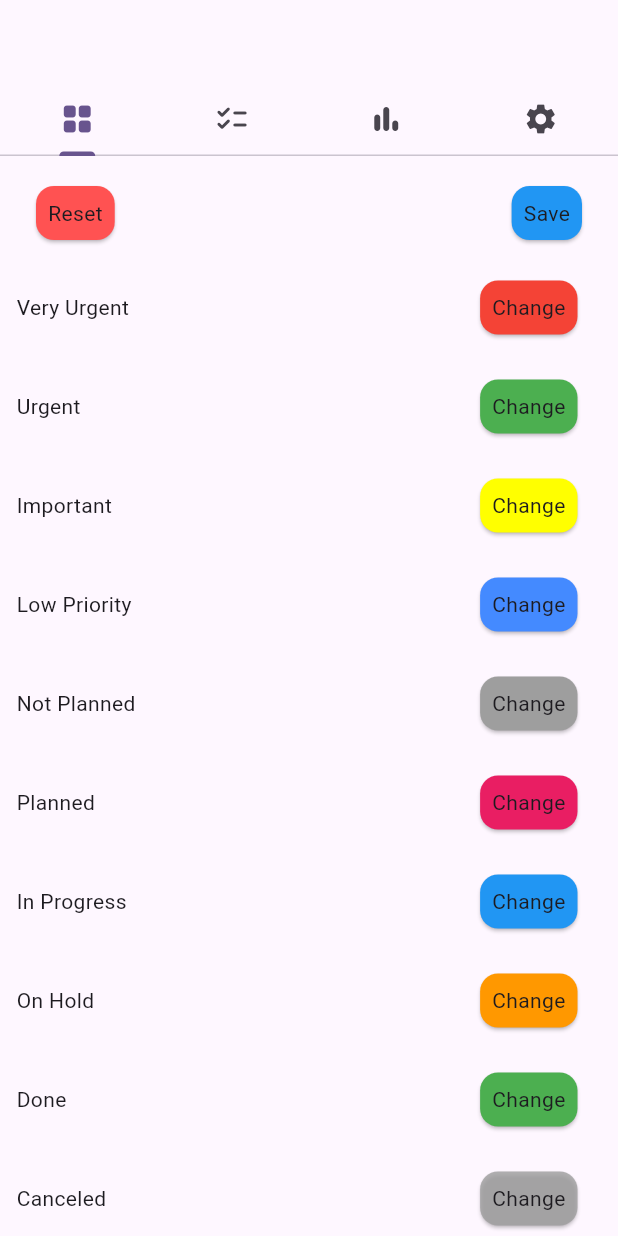
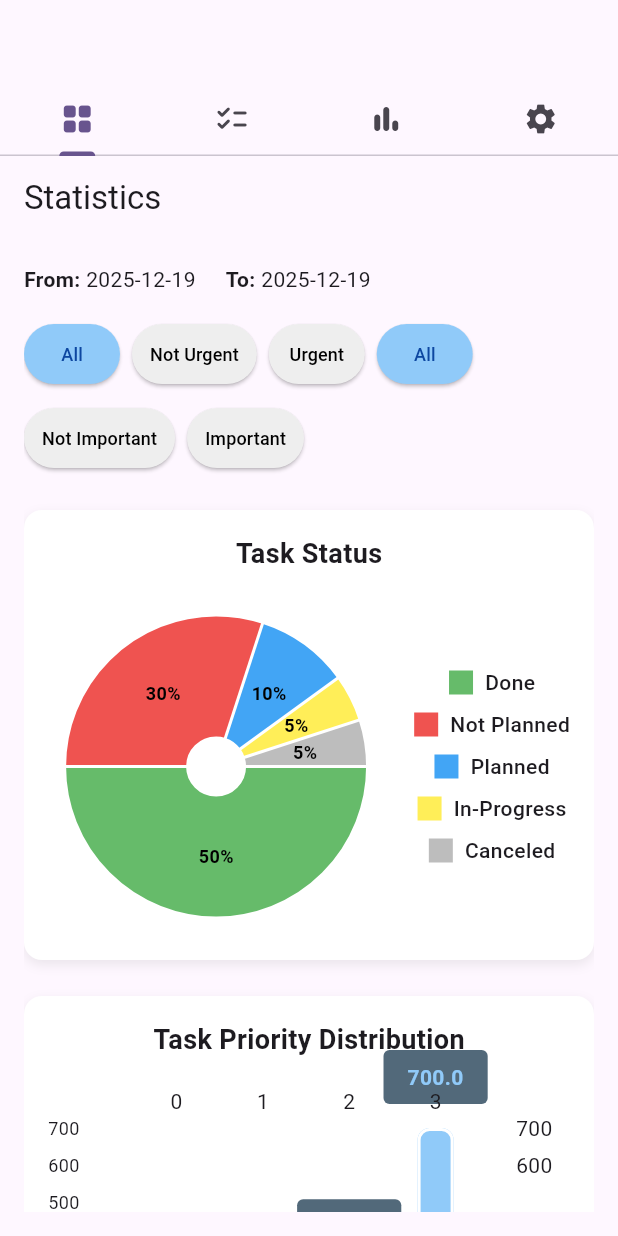
Before and after one commit to milanjr/Public-todo_app_flutter, a Flutter app: the screen it shows after launch, on a phone screen of 412 x 824 dp. Run offline on Flutter 3.47's test engine with Material 3 defaults, Android fonts, the phone set to English and light mode, and no system bars; drawn by our look-alikes of fl_chart.

Commit message:
DashboardPage added

```diff
--- /dev/null
+++ b/lib/models/dashboard_data.dart
@@ -0,0 +1,34 @@
+// lib/models/dashboard_data.dart
+class DashboardData {
+  final DateTime from;
+  final DateTime to;
+  final Map<String, int> pieData; // e.g., {"Done": 50, "Not Planned": 30, ...}
+  final Map<String, int> barData; // e.g., {"V.Urgent": 100, "Urgent": 200, ...}
+
+  DashboardData({
+    required this.from,
+    required this.to,
+    required this.pieData,
+    required this.barData,
+  });
+
+  factory DashboardData.mock() {
+    return DashboardData(
+      from: DateTime(2025, 12, 19),
+      to: DateTime(2025, 12, 19),
+      pieData: {
+        'Done': 50,
+        'Not Planned': 30,
+        'Planned': 10,
+        'In-Progress': 5,
+        'Canceled': 5,
+      },
+      barData: {
+        'V.Urgent': 100,
+        'Urgent': 200,
+        'Important': 300,
+        'Hmm...': 700,
+      },
+    );
+  }
+}
--- /dev/null
+++ b/lib/view_models/dashboard_view_model.dart
@@ -0,0 +1,50 @@
+// lib/viewmodels/dashboard_viewmodel.dart
+import 'package:flutter/material.dart';
+import '../models/dashboard_data.dart';
+
+class DashboardViewModel extends ChangeNotifier {
+  DashboardData _data = DashboardData.mock();
+
+  DashboardData get data => _data;
+
+  // Filter state
+  String _urgencyFilter = 'All';
+  String _importanceFilter = 'All';
+
+  String get urgencyFilter => _urgencyFilter;
+  String get importanceFilter => _importanceFilter;
+
+  void setUrgencyFilter(String filter) {
+    _urgencyFilter = filter;
+    notifyListeners();
+  }
+
+  void setImportanceFilter(String filter) {
+    _importanceFilter = filter;
+    notifyListeners();
+  }
+
+  // Simulate data refresh based on filters
+  void refreshData() {
+    // In real app, fetch from API or DB based on filters
+    _data = DashboardData.mock(); // Placeholder
+    notifyListeners();
+  }
+
+  // Pie chart colors
+  List<Color> get pieColors => [
+    Colors.green[400]!,
+    Colors.red[400]!,
+    Colors.blue[400]!,
+    Colors.yellow[400]!,
+    Colors.grey[400]!,
+  ];
+
+  // Bar chart colors
+  List<Color> get barColors => [
+    Colors.red[200]!,
+    Colors.yellow[200]!,
+    Colors.green[200]!,
+    Colors.blue[200]!,
+  ];
+}
--- /dev/null
+++ b/lib/views/dashboard_page.dart
@@ -0,0 +1,236 @@
+// lib/views/dashboard_page.dart
+import 'package:flutter/material.dart';
+import 'package:fl_chart/fl_chart.dart';
+import 'package:provider/provider.dart';
+import '../view_models/dashboard_view_model.dart';
+import '../models/dashboard_data.dart';
+
+class DashboardPage extends StatelessWidget {
+  const DashboardPage({Key? key}) : super(key: key);
+
+  @override
+  Widget build(BuildContext context) {
+    return Scaffold(
+      appBar: AppBar(
+        title: const Text("Statistics"),
+      ),
+      body: Padding(
+        padding: const EdgeInsets.all(16.0),
+        child: Consumer<DashboardViewModel>(
+          builder: (context, vm, child) {
+            final data = vm.data;
+
+            return SingleChildScrollView(
+              child: Column(
+                crossAxisAlignment: CrossAxisAlignment.start,
+                children: [
+                  // Date Range
+                  Row(
+                    children: [
+                      const Text("From: ", style: TextStyle(fontWeight: FontWeight.bold)),
+                      Text(data.from.toString().split(' ')[0]),
+                      const SizedBox(width: 20),
+                      const Text("To: ", style: TextStyle(fontWeight: FontWeight.bold)),
+                      Text(data.to.toString().split(' ')[0]),
+                    ],
+                  ),
+                  const SizedBox(height: 16),
+
+                  // Filter Buttons
+                  Wrap(
+                    spacing: 8,
+                    runSpacing: 8,
+                    children: [
+                      _buildFilterButton('All', vm.urgencyFilter == 'All', () => vm.setUrgencyFilter('All')),
+                      _buildFilterButton('Not Urgent', vm.urgencyFilter == 'Not Urgent', () => vm.setUrgencyFilter('Not Urgent')),
+                      _buildFilterButton('Urgent', vm.urgencyFilter == 'Urgent', () => vm.setUrgencyFilter('Urgent')),
+                      _buildFilterButton('All', vm.importanceFilter == 'All', () => vm.setImportanceFilter('All')),
+                      _buildFilterButton('Not Important', vm.importanceFilter == 'Not Important', () => vm.setImportanceFilter('Not Important')),
+                      _buildFilterButton('Important', vm.importanceFilter == 'Important', () => vm.setImportanceFilter('Important')),
+                    ],
+                  ),
+                  const SizedBox(height: 24),
+
+                  // Pie Chart + Legend
+                  Container(
+                    height: 300,
+                    decoration: BoxDecoration(
+                      color: Colors.white,
+                      borderRadius: BorderRadius.circular(12),
+                      boxShadow: [
+                        BoxShadow(
+                          color: Colors.grey.withOpacity(0.2),
+                          blurRadius: 6,
+                          offset: const Offset(0, 3),
+                        ),
+                      ],
+                    ),
+                    padding: const EdgeInsets.all(16),
+                    child: Column(
+                      children: [
+                        const Text(
+                          "Task Status",
+                          style: TextStyle(fontSize: 18, fontWeight: FontWeight.bold),
+                        ),
+                        const SizedBox(height: 16),
+                        Expanded(
+                          child: Row(
+                            children: [
+                              Expanded(
+                                child: PieChart(
+                                  PieChartData(
+                                    sections: vm.data.pieData.entries.map((entry) {
+                                      final index = vm.data.pieData.keys.toList().indexOf(entry.key);
+                                      return PieChartSectionData(
+                                        color: vm.pieColors[index],
+                                        value: entry.value.toDouble(),
+                                        title: '${entry.value}%',
+                                        radius: 80,
+                                        titleStyle: TextStyle(
+                                          fontSize: 12,
+                                          fontWeight: FontWeight.bold,
+                                          color: Colors.black,
+                                        ),
+                                      );
+                                    }).toList(),
+                                    centerSpaceRadius: 20,
+                                    borderData: FlBorderData(show: false),
+                                  ),
+                                ),
+                              ),
+                              const SizedBox(width: 20),
+                              Column(
+                                mainAxisAlignment: MainAxisAlignment.center,
+                                children: vm.data.pieData.keys.map((key) {
+                                  final index = vm.data.pieData.keys.toList().indexOf(key);
+                                  return Padding(
+                                    padding: const EdgeInsets.symmetric(vertical: 4),
+                                    child: Row(
+                                      children: [
+                                        Container(
+                                          width: 16,
+                                          height: 16,
+                                          color: vm.pieColors[index],
+                                        ),
+                                        const SizedBox(width: 8),
+                                        Text(
+                                          key,
+                                          style: TextStyle(
+                                            fontSize: 14,
+                                            fontWeight: FontWeight.w500,
+                                          ),
+                                        ),
+                                      ],
+                                    ),
+                                  );
+                                }).toList(),
+                              ),
+                            ],
+                          ),
+                        ),
+                      ],
+                    ),
+                  ),
+                  const SizedBox(height: 24),
+
+                  // Bar Chart
+                  Container(
+                    height: 300,
+                    decoration: BoxDecoration(
+                      color: Colors.white,
+                      borderRadius: BorderRadius.circular(12),
+                      boxShadow: [
+                        BoxShadow(
+                          color: Colors.grey.withOpacity(0.2),
+                          blurRadius: 6,
+                          offset: const Offset(0, 3),
+                        ),
+                      ],
+                    ),
+                    padding: const EdgeInsets.all(16),
+                    child: Column(
+                      children: [
+                        const Text(
+                          "Task Priority Distribution",
+                          style: TextStyle(fontSize: 18, fontWeight: FontWeight.bold),
+                        ),
+                        const SizedBox(height: 16),
+                        Expanded(
+                          child: BarChart(
+                            BarChartData(
+                              barGroups: vm.data.barData.entries.map((entry) {
+                                final index = vm.data.barData.keys.toList().indexOf(entry.key);
+                                return BarChartGroupData(
+                                  x: index,
+                                  barRods: [
+                                    BarChartRodData(
+                                      toY: entry.value.toDouble(),
+                                      color: vm.barColors[index],
+                                      width: 24,
+                                      borderRadius: BorderRadius.circular(8),
+                                      borderSide: BorderSide(color: Colors.white, width: 2),
+                                    ),
+                                  ],
+                                  showingTooltipIndicators: [0],
+                                );
+                              }).toList(),
+                              titlesData: FlTitlesData(
+                                show: true,
+                                bottomTitles: AxisTitles(
+                                  sideTitles: SideTitles(
+                                    showTitles: true,
+                                    getTitlesWidget: (value, meta) {
+                                      final keys = vm.data.barData.keys.toList();
+                                      return Text(
+                                        keys[value.toInt()],
+                                        style: const TextStyle(fontSize: 12),
+                                        textAlign: TextAlign.center,
+                                      );
+                                    },
+                                  ),
+                                ),
+                                leftTitles: AxisTitles(
+                                  sideTitles: SideTitles(
+                                    showTitles: true,
+                                    interval: 100,
+                                    reservedSize: 40,
+                                    getTitlesWidget: (value, meta) {
+                                      return Text(
+                                        '${value.toInt()}',
+                                        style: const TextStyle(fontSize: 12),
+                                      );
+                                    },
+                                  ),
+                                ),
+                              ),
+                              gridData: FlGridData(show: false),
+                              borderData: FlBorderData(show: false),
+                              groupsSpace: 16,
+                            ),
+                          ),
+                        ),
+                      ],
+                    ),
+                  ),
+                ],
+              ),
+            );
+          },
+        ),
+      ),
+    );
+  }
+
+  Widget _buildFilterButton(String label, bool isSelected, VoidCallback onPressed) {
+    return ElevatedButton(
+      onPressed: onPressed,
+      style: ElevatedButton.styleFrom(
+        backgroundColor: isSelected ? Colors.blue[200] : Colors.grey[200],
+        foregroundColor: isSelected ? Colors.blue[900] : Colors.black,
+        shape: RoundedRectangleBorder(borderRadius: BorderRadius.circular(20)),
+        padding: const EdgeInsets.symmetric(horizontal: 12, vertical: 4),
+      ),
+      child: Text(label, style: const TextStyle(fontSize: 12)),
+    );
+  }
+}
--- a/lib/views/settings_page.dart
+++ b/lib/views/settings_page.dart
@@ -45,6 +45,10 @@ class SettingsPage extends StatelessWidget {
                     ],
                   ),
 
+                  Expanded(
+                    child: ListView(
+                      padding: const EdgeInsets.all(8),
+                      children: [
                         ColorPickerRow(
                           title: 'Very Urgent',
                           color: vm.urgentImpColor,
@@ -71,6 +75,9 @@ class SettingsPage extends StatelessWidget {
                         ColorPickerRow(title: 'On Hold', color: vm.onHoldColor),
                         ColorPickerRow(title: 'Done', color: vm.doneColor),
                         ColorPickerRow(title: 'Canceled', color: vm.canceledColor),
+                      ],
+                    ),
+                  ),
                 ],
               ),
             );
--- a/lib/views/todo_main_page.dart
+++ b/lib/views/todo_main_page.dart
@@ -1,6 +1,9 @@
 
 import 'package:flutter/material.dart';
+import 'package:provider/provider.dart';
+import '../view_models/dashboard_view_model.dart';
 
+import 'dashboard_page.dart';
 import 'eisenhower_matrix_page.dart';
 import 'settings_page.dart';
 import 'task_list_page.dart';
@@ -24,12 +27,15 @@ class TodoMainPage extends StatelessWidget {
             ],
           ),
         ),
-        body: const TabBarView( // Content corresponding to the tabs
+        body: TabBarView( // Content corresponding to the tabs
           children: [
-            SettingsPage(),
-            EisenhowerMatrixPage(),
-            TaskListPage(),
-            Center(child: Icon(Icons.checklist_rounded, size: 150)),
+            ChangeNotifierProvider(
+              create: (context) => DashboardViewModel(),
+              child: const DashboardPage(),
+            ),
+            const EisenhowerMatrixPage(),
+            const TaskListPage(),
+            const SettingsPage(),
           ],
         ),
       ),
--- a/pubspec.yaml
+++ b/pubspec.yaml
@@ -35,6 +35,7 @@ dependencies:
   # Use with the CupertinoIcons class for iOS style icons.
   cupertino_icons: ^1.0.8
   provider: ^6.1.5+1
+  fl_chart: ^0.68.0
 
 dev_dependencies:
   flutter_test:
```
Lines whose indentation alone changed are shown as unchanged.
